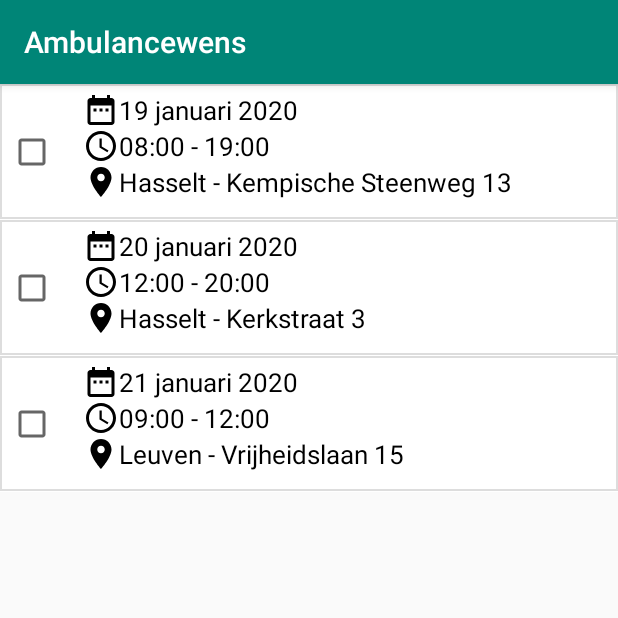
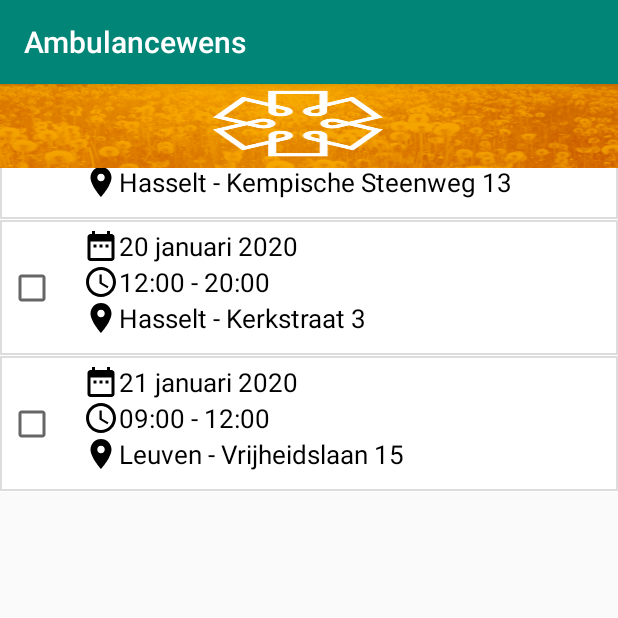
Before and after one commit to jochenLekens/wensambulance_T3, an Android app: the MainActivity screen opened directly, with no data from a screen before it, on a phone screen of 412 x 824 dp, the top half of it. Run offline under Robolectric (Android 15) with nearby library versions, the phone set to English and light mode, and no system bars.

Commit message:
application header updated

```diff
--- a/app/src/main/res/layout/activity_main.xml
+++ b/app/src/main/res/layout/activity_main.xml
@@ -1,6 +1,19 @@
 <?xml version="1.0" encoding="utf-8"?>
 <RelativeLayout xmlns:android="http://schemas.android.com/apk/res/android"
-    android:layout_width="match_parent" android:layout_height="match_parent">
+    android:layout_width="match_parent"
+    android:layout_height="match_parent"
+    xmlns:app="http://schemas.android.com/apk/res-auto">
+
+    <android.support.v7.widget.Toolbar
+        android:id="@+id/my_toolbar"
+        android:layout_width="match_parent"
+        android:layout_height="?attr/actionBarSize"
+        style="@style/HeaderBar"
+        app:theme="@style/ActionBarThemeOverlay"
+        app:popupTheme="@style/ActionBarPopupThemeOverlay"
+        android:elevation="4dp"
+        />
+
 
 
     <androidx.recyclerview.widget.RecyclerView
--- a/app/src/main/res/values/styles.xml
+++ b/app/src/main/res/values/styles.xml
@@ -8,4 +8,8 @@
         <item name="colorAccent">@color/colorAccent</item>
     </style>
 
+    <style name="HeaderBar">
+        <item name="android:background"> @drawable/header</item>
+    </style>
+
 </resources>
```
Also changed, not shown: app/src/main/res/drawable/header.PNG (added).
